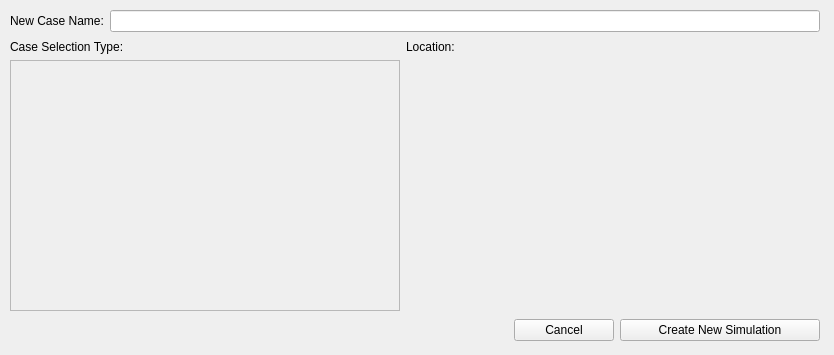
Before: the Qt Designer form popupWindows/create_case_popup.ui in NHERI-SimCenter/CWE-Simulation-Tool, drawn with Qt 5.
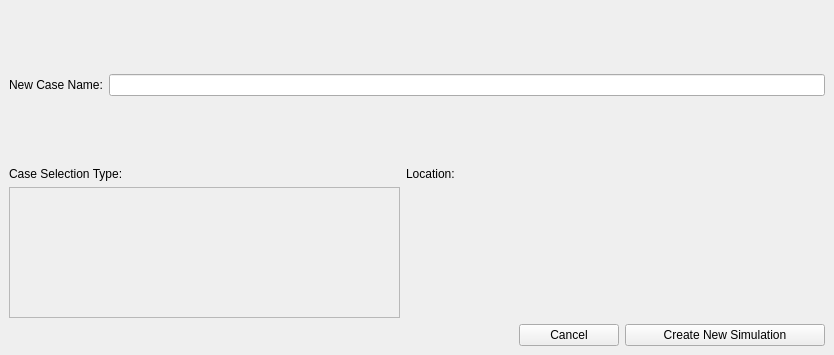
After: the same form once the commit is applied. Custom widgets are drawn as their Qt base class.

The edit to the form file:
```diff
--- a/popupWindows/create_case_popup.ui
+++ b/popupWindows/create_case_popup.ui
@@ -26,17 +26,11 @@
      <verstretch>0</verstretch>
     </sizepolicy>
    </property>
-   <widget class="QFrame" name="cCreateCancelFrame">
-    <property name="geometry">
-     <rect>
-      <x>10</x>
-      <y>317</y>
-      <width>810</width>
-      <height>26</height>
-     </rect>
-    </property>
+   <layout class="QVBoxLayout" name="verticalLayout">
+    <item>
+     <widget class="QFrame" name="aNameFrame">
     <property name="sizePolicy">
-     <sizepolicy hsizetype="Expanding" vsizetype="Preferred">
+       <sizepolicy hsizetype="Expanding" vsizetype="Expanding">
       <horstretch>0</horstretch>
       <verstretch>0</verstretch>
      </sizepolicy>
@@ -50,10 +44,13 @@
     <property name="frameShape">
      <enum>QFrame::NoFrame</enum>
     </property>
+      <property name="frameShadow">
+       <enum>QFrame::Plain</enum>
+      </property>
     <property name="lineWidth">
      <number>0</number>
     </property>
-    <layout class="QHBoxLayout" name="horizontalLayout_2" stretch="0,0,0">
+      <layout class="QHBoxLayout" name="horizontalLayout">
      <property name="leftMargin">
       <number>0</number>
      </property>
@@ -67,55 +64,20 @@
       <number>0</number>
      </property>
      <item>
-      <spacer name="horizontalSpacer">
-       <property name="orientation">
-        <enum>Qt::Horizontal</enum>
-       </property>
-       <property name="sizeHint" stdset="0">
-        <size>
-         <width>40</width>
-         <height>20</height>
-        </size>
-       </property>
-      </spacer>
-     </item>
-     <item>
-      <widget class="QPushButton" name="button_cancel">
-       <property name="minimumSize">
-        <size>
-         <width>100</width>
-         <height>0</height>
-        </size>
-       </property>
+        <widget class="QLabel" name="label_newCaseName">
        <property name="text">
-        <string>Cancel</string>
+          <string>New Case Name:</string>
        </property>
       </widget>
      </item>
      <item>
-      <widget class="QPushButton" name="button_create_copy">
-       <property name="minimumSize">
-        <size>
-         <width>200</width>
-         <height>0</height>
-        </size>
-       </property>
-       <property name="text">
-        <string>Create New Simulation</string>
-       </property>
-      </widget>
+        <widget class="QLineEdit" name="lineEdit_newCaseName"/>
      </item>
     </layout>
    </widget>
+    </item>
+    <item>
    <widget class="QFrame" name="bTypeLocFrame">
-    <property name="geometry">
-     <rect>
-      <x>10</x>
-      <y>40</y>
-      <width>810</width>
-      <height>271</height>
-     </rect>
-    </property>
     <property name="minimumSize">
      <size>
       <width>810</width>
@@ -191,8 +153,8 @@
             <rect>
              <x>0</x>
              <y>0</y>
-             <width>388</width>
-             <height>245</height>
+               <width>389</width>
+               <height>123</height>
             </rect>
            </property>
           </widget>
@@ -268,17 +230,11 @@
      </item>
     </layout>
    </widget>
-   <widget class="QFrame" name="aNameFrame">
-    <property name="geometry">
-     <rect>
-      <x>10</x>
-      <y>8</y>
-      <width>810</width>
-      <height>26</height>
-     </rect>
-    </property>
+    </item>
+    <item>
+     <widget class="QFrame" name="cCreateCancelFrame">
     <property name="sizePolicy">
-     <sizepolicy hsizetype="Expanding" vsizetype="Expanding">
+       <sizepolicy hsizetype="Expanding" vsizetype="Preferred">
       <horstretch>0</horstretch>
       <verstretch>0</verstretch>
      </sizepolicy>
@@ -292,13 +248,10 @@
     <property name="frameShape">
      <enum>QFrame::NoFrame</enum>
     </property>
-    <property name="frameShadow">
-     <enum>QFrame::Plain</enum>
-    </property>
     <property name="lineWidth">
      <number>0</number>
     </property>
-    <layout class="QHBoxLayout" name="horizontalLayout">
+      <layout class="QHBoxLayout" name="horizontalLayout_2" stretch="0,0,0">
      <property name="leftMargin">
       <number>0</number>
      </property>
@@ -312,17 +265,48 @@
       <number>0</number>
      </property>
      <item>
-      <widget class="QLabel" name="label_newCaseName">
+        <spacer name="horizontalSpacer">
+         <property name="orientation">
+          <enum>Qt::Horizontal</enum>
+         </property>
+         <property name="sizeHint" stdset="0">
+          <size>
+           <width>40</width>
+           <height>20</height>
+          </size>
+         </property>
+        </spacer>
+       </item>
+       <item>
+        <widget class="QPushButton" name="button_cancel">
+         <property name="minimumSize">
+          <size>
+           <width>100</width>
+           <height>0</height>
+          </size>
+         </property>
        <property name="text">
-        <string>New Case Name:</string>
+          <string>Cancel</string>
        </property>
       </widget>
      </item>
      <item>
-      <widget class="QLineEdit" name="lineEdit_newCaseName"/>
+        <widget class="QPushButton" name="button_create_copy">
+         <property name="minimumSize">
+          <size>
+           <width>200</width>
+           <height>0</height>
+          </size>
+         </property>
+         <property name="text">
+          <string>Create New Simulation</string>
+         </property>
+        </widget>
      </item>
     </layout>
    </widget>
+    </item>
+   </layout>
   </widget>
  </widget>
  <customwidgets>
```
Lines whose indentation alone changed are shown as unchanged.
